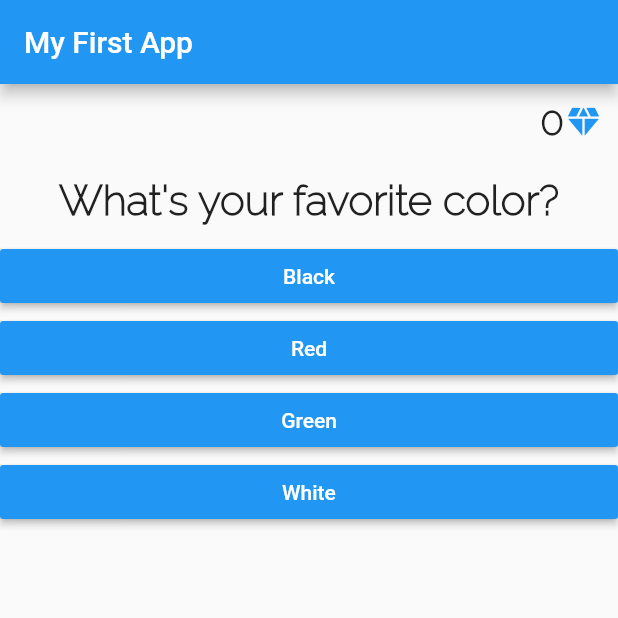
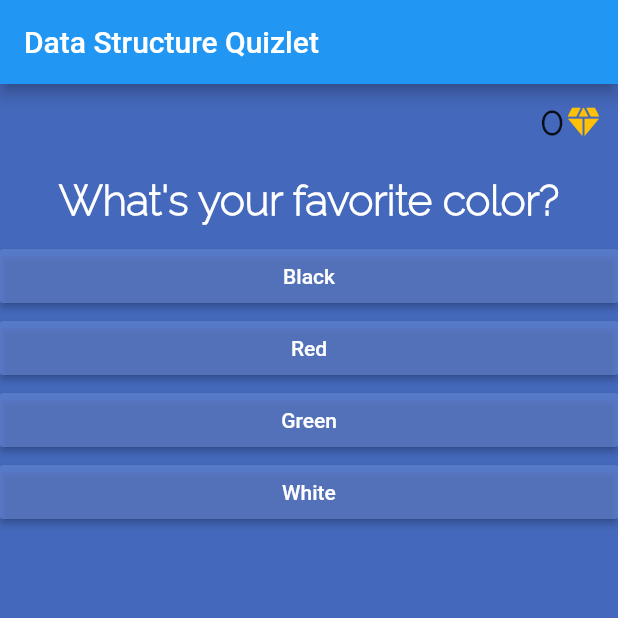
Before and after one commit to acatarinaoaraujo/quiz-app, a Flutter app: the screen it shows after launch, on a phone screen of 412 x 824 dp, the top half of it. Run offline on Flutter 3.47's test engine with Material 2 defaults, Android fonts, the phone set to English and light mode, and no system bars.

Commit message:
button update

```diff
--- a/quiz_app/lib/answer.dart
+++ b/quiz_app/lib/answer.dart
@@ -11,7 +11,7 @@ class Answer extends StatelessWidget {
     return Container(
       width: double.infinity,
       child: RaisedButton(
-        color: Colors.blue,
+        color: Color.fromARGB(156, 103, 137, 216),
         textColor: Colors.white,
         child: Text(answerText),
         onPressed: selectHandler,
--- a/quiz_app/lib/main.dart
+++ b/quiz_app/lib/main.dart
@@ -74,8 +74,9 @@ class _MyAppState extends State<MyApp> {
   Widget build(BuildContext context) {
     return MaterialApp(
       home: Scaffold(
+        backgroundColor: Color.fromRGBO(68, 104, 187, 20),
         appBar: AppBar(
-          title: Text('My First App'),
+          title: Text('Data Structure Quizlet'),
         ),
         body: _questionIndex < _questions.length
             ? Quiz(
--- a/quiz_app/lib/question.dart
+++ b/quiz_app/lib/question.dart
@@ -13,7 +13,10 @@ class Question extends StatelessWidget {
       child: Text(
         questionText,
         style: TextStyle(
-            fontSize: 28, fontFamily: 'Raleway', fontWeight: FontWeight.w800),
+            fontSize: 28,
+            fontFamily: 'Raleway',
+            fontWeight: FontWeight.w800,
+            color: Colors.white),
         textAlign: TextAlign.center,
       ),
     );
--- a/quiz_app/lib/quiz.dart
+++ b/quiz_app/lib/quiz.dart
@@ -21,6 +21,7 @@ class Quiz extends StatelessWidget {
   @override
   Widget build(BuildContext context) {
     return Column(
+      crossAxisAlignment: CrossAxisAlignment.start,
       children: [
         Score(scoreSum),
         Question(
--- a/quiz_app/lib/score.dart
+++ b/quiz_app/lib/score.dart
@@ -23,7 +23,7 @@ class Score extends StatelessWidget {
           ),
           Icon(
             Icons.diamond_sharp,
-            color: Colors.blue,
+            color: Colors.amber,
             size: 26.0,
             semanticLabel: 'Text to announce in accessibility modes',
           ),
```
